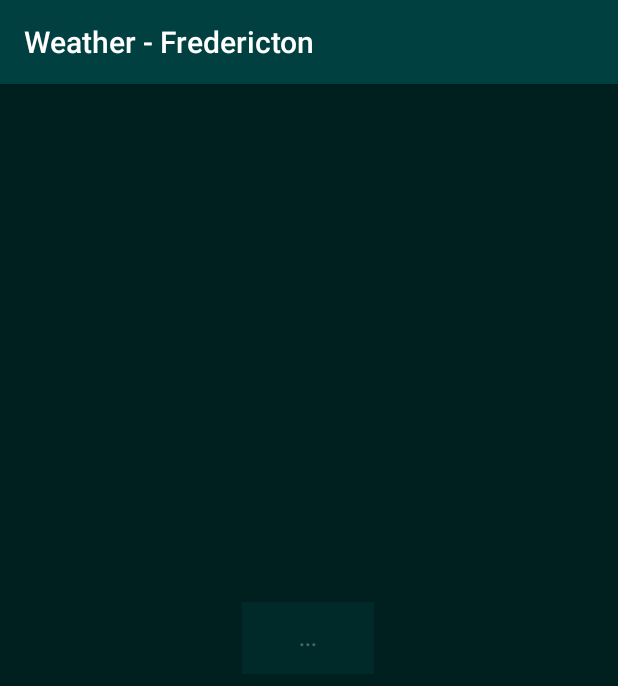
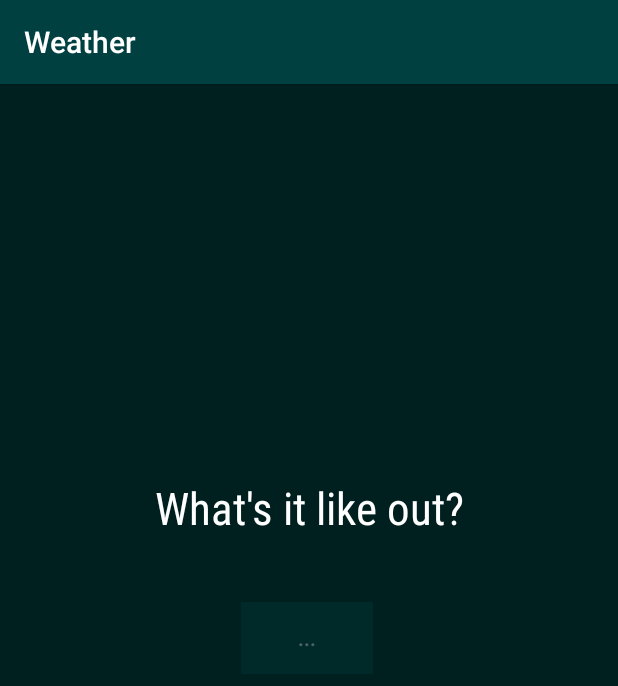
Before and after one commit to Benfey/WeatherApp, an Android app: the screen it shows after launch (MainActivity), after a tap on "FIND OUT", on a phone screen of 412 x 824 dp. Shown: the top 686 px of the screen. Run offline under Robolectric (Android 15) with nearby library versions, the phone set to English and light mode, and no system bars.

Commit message:
Adding localized weather reports

```diff
--- a/app/build.gradle
+++ b/app/build.gradle
@@ -25,4 +25,5 @@
     testImplementation 'junit:junit:4.12'
     androidTestImplementation 'com.android.support.test:runner:1.0.2'
     androidTestImplementation 'com.android.support.test.espresso:espresso-core:3.0.2'
+    implementation 'com.google.android.gms:play-services-location:16.0.0'
 }
--- a/app/src/main/AndroidManifest.xml
+++ b/app/src/main/AndroidManifest.xml
@@ -19,5 +19,6 @@
         <activity android:name=".SecondActivity"></activity>
     </application>
     <uses-permission android:name="android.permission.INTERNET"/>
-
+    <uses-permission android:name="android.permission.ACCESS_FINE_LOCATION" />
+    <uses-permission android:name="android.permission.ACCESS_COARSE_LOCATION" />
 </manifest>
--- a/app/src/main/java/com/example/anton/firstapp/MainActivity.java
+++ b/app/src/main/java/com/example/anton/firstapp/MainActivity.java
@@ -1,14 +1,27 @@
 package com.example.anton.firstapp;
 
+import android.Manifest;
+import android.content.Context;
+import android.content.Intent;
+import android.content.pm.PackageManager;
+import android.location.Location;
+import android.location.LocationManager;
 import android.os.AsyncTask;
-import android.os.StrictMode;
+import android.support.annotation.NonNull;
+import android.support.v4.app.ActivityCompat;
 import android.support.v7.app.AppCompatActivity;
 import android.os.Bundle;
+import android.util.Log;
 import android.view.View;
 import android.widget.Button;
 import android.widget.TextView;
+import android.widget.Toast;
 
-import org.json.JSONArray;
+import com.google.android.gms.location.FusedLocationProviderClient;
+import com.google.android.gms.location.LocationServices;
+import com.google.android.gms.tasks.OnCompleteListener;
+import com.google.android.gms.tasks.Task;
+
 import org.json.JSONException;
 import org.json.JSONObject;
 
@@ -21,15 +34,46 @@
 
 public class MainActivity extends AppCompatActivity {
 
+    protected Location mLastLocation;
+
+    Double latitude;
+    Double longitude;
+    FusedLocationProviderClient mFusedLocationClient;
+
     @Override
     protected void onCreate(Bundle savedInstanceState) {
         super.onCreate(savedInstanceState);
         setContentView(R.layout.activity_main);
-        setTitle("Weather - Fredericton");
+        setTitle("Weather");
+        mFusedLocationClient = LocationServices.getFusedLocationProviderClient(this);
     }
+
+    private boolean checkPermissions() {
+        int permissionState = ActivityCompat.checkSelfPermission(this, Manifest.permission.ACCESS_FINE_LOCATION);
+        return permissionState == PackageManager.PERMISSION_GRANTED;
+    }
+
+     private void getLastLocation() {
+        mFusedLocationClient.getLastLocation().addOnCompleteListener(this, new OnCompleteListener<Location>() {
+            @Override
+            public void onComplete(@NonNull Task<Location> task) {
+                if (task.isSuccessful() && task.getResult() != null) {
+                    mLastLocation = task.getResult();
+                    latitude = mLastLocation.getLatitude();
+                    longitude = mLastLocation.getLongitude();
+                }
+            }
+        });
+     }
 
     public void getTemperature(View view){
         Button button = findViewById(R.id.change_button);
+
+        if (!checkPermissions()) {
+            ActivityCompat.requestPermissions(MainActivity.this, new String[] {Manifest.permission.ACCESS_FINE_LOCATION}, 34);
+            return;
+        }
+
         new LongRunningTask().execute();
         button.setEnabled(false);
         button.setAlpha(0.3f);
@@ -44,8 +88,7 @@
         @Override
         protected Void doInBackground(Void... voids) {
             try {
-                System.out.println("Sleeping...");
-                TimeUnit.SECONDS.sleep(5);
+                TimeUnit.SECONDS.sleep(1);
             } catch (InterruptedException e) {
                 // TODO Auto-generated catch block
                 e.printStackTrace();
@@ -68,14 +111,30 @@
         TextView showCountTextView = findViewById(R.id.textView);
         String display = "";
         String inputLine;
+        Boolean error = false;
 
         @Override
         protected String doInBackground(Void... voids) {
+
             StringBuilder response = new StringBuilder();
+
+            if (latitude == null || longitude == null) {
+                getLastLocation();
+                while (latitude == null || longitude == null) {
+                    try {
+                        TimeUnit.SECONDS.sleep(1);
+                    } catch (InterruptedException e){
+                        e.printStackTrace();
+                    }
+                }
+            }
+
+            String url = "https://api.darksky.net/forecast/2be7c1d3f9b304be4a2a04ff1a84d576/" + latitude + "," + longitude;
+            System.out.println(url);
 
             try {
 
-                URL obj = new URL("https://api.darksky.net/forecast/2be7c1d3f9b304be4a2a04ff1a84d576/45.959856,-66.763270");
+                URL obj = new URL(url);
                 HttpURLConnection con = (HttpURLConnection) obj.openConnection();
 
                 con.setRequestMethod("GET");
@@ -96,17 +155,27 @@
                 double tempF = currentWeather.getDouble("apparentTemperature");
                 int tempC = Math.round(((Math.round(tempF) - 32)*5)/9);
                 display = ("Feels like: " + String.valueOf(tempC) + "°");
+
             } catch (IOException | JSONException e) {
+
                 e.printStackTrace();
+                error = true;
+
             }
 
             return display;
+
         }
 
         @Override
         protected void onPostExecute(String s) {
             super.onPostExecute(s);
             showCountTextView.setText(display);
+            if (error) {
+                Toast myToast = Toast.makeText(getApplicationContext(), "Error fetching weather info. Is device connected to internet?", Toast.LENGTH_SHORT);
+                myToast.show();
+                error = false;
+            }
         }
     }
 }
--- a/app/src/main/res/layout/activity_main.xml
+++ b/app/src/main/res/layout/activity_main.xml
@@ -30,8 +30,8 @@
         android:layout_marginStart="8dp"
         android:layout_marginLeft="8dp"
         android:layout_marginTop="8dp"
-        android:layout_marginEnd="8dp"
-        android:layout_marginRight="8dp"
+        android:layout_marginEnd="9dp"
+        android:layout_marginRight="9dp"
         android:layout_marginBottom="8dp"
         android:background="@color/buttonBackground"
         android:onClick="getTemperature"
```
Also changed, not shown: 1 other file.
